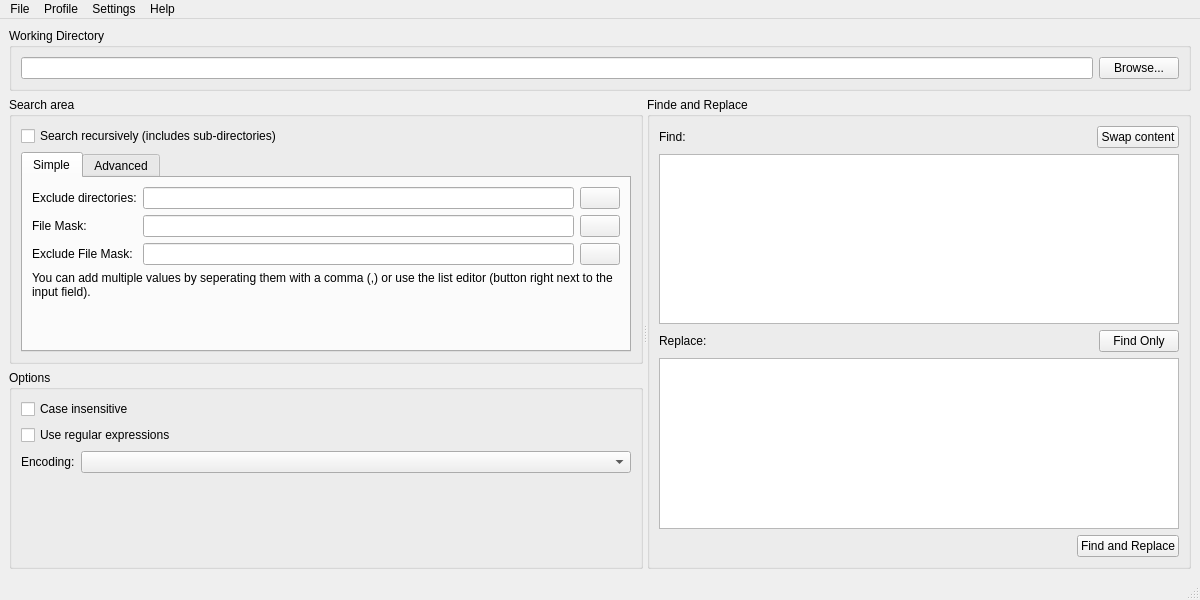
This is MainWindow.ui in ma7t3/SimpleReplace as Qt 5 draws it before an edit. The edited form follows.
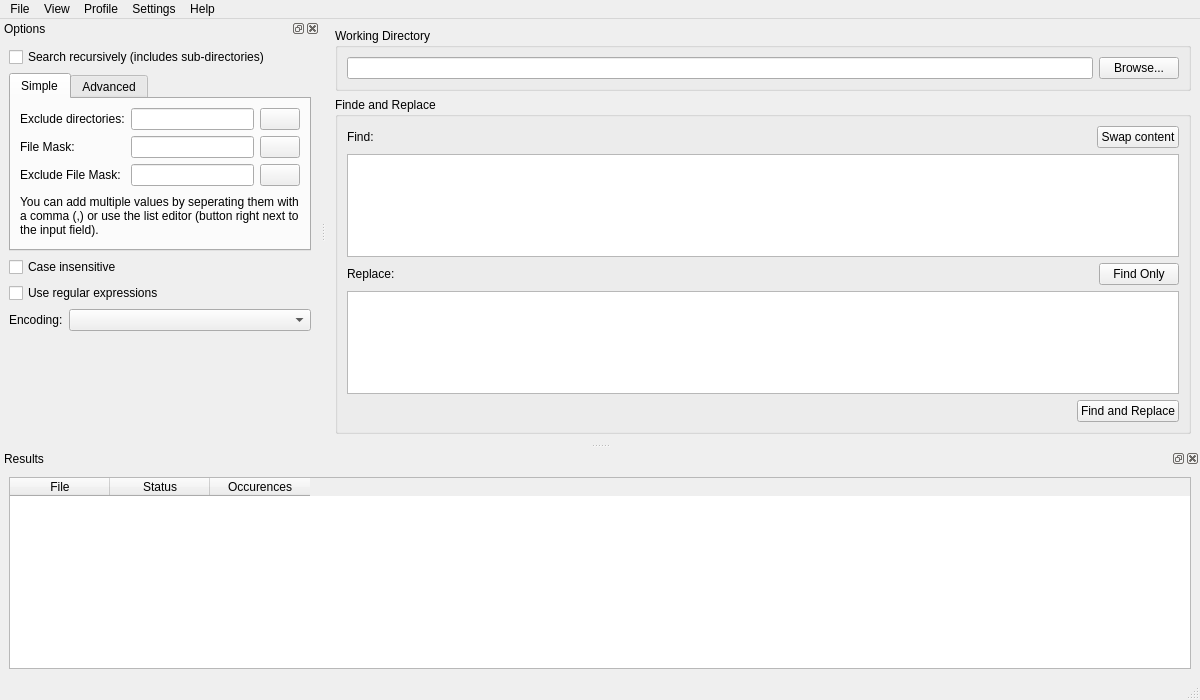
This is the edited form. Icons and pictures are not drawn.

What changed in the file:
```diff
--- a/MainWindow.ui
+++ b/MainWindow.ui
@@ -7,14 +7,14 @@
     <x>0</x>
     <y>0</y>
     <width>1200</width>
-    <height>600</height>
+    <height>700</height>
    </rect>
   </property>
   <property name="windowTitle">
    <string>SimpleReplace</string>
   </property>
   <widget class="QWidget" name="centralwidget">
-   <layout class="QVBoxLayout" name="verticalLayout_7">
+   <layout class="QVBoxLayout" name="verticalLayout_8">
     <item>
      <widget class="QGroupBox" name="gbDirectory">
       <property name="sizePolicy">
@@ -44,242 +44,6 @@
      </widget>
     </item>
     <item>
-     <widget class="QSplitter" name="splitter">
-      <property name="orientation">
-       <enum>Qt::Orientation::Horizontal</enum>
-      </property>
-      <property name="childrenCollapsible">
-       <bool>false</bool>
-      </property>
-      <widget class="QWidget" name="layoutWidget">
-       <layout class="QVBoxLayout" name="verticalLayout_5">
-        <item>
-         <widget class="QGroupBox" name="gbSearchArea">
-          <property name="title">
-           <string>Search area</string>
-          </property>
-          <layout class="QVBoxLayout" name="verticalLayout_3">
-           <item>
-            <widget class="QCheckBox" name="cbSearchRecursively">
-             <property name="text">
-              <string>Search recursively (includes sub-directories)</string>
-             </property>
-            </widget>
-           </item>
-           <item>
-            <widget class="QTabWidget" name="twSeachAreaOptions">
-             <property name="currentIndex">
-              <number>0</number>
-             </property>
-             <widget class="QWidget" name="swSeachAreaOptionsPage1">
-              <attribute name="title">
-               <string>Simple</string>
-              </attribute>
-              <layout class="QVBoxLayout" name="verticalLayout_2">
-               <item>
-                <layout class="QFormLayout" name="formLayout">
-                 <item row="0" column="0">
-                  <widget class="QLabel" name="lExcludeDirectories">
-                   <property name="text">
-                    <string>Exclude directories:</string>
-                   </property>
-                  </widget>
-                 </item>
-                 <item row="0" column="1">
-                  <layout class="QHBoxLayout" name="horizontalLayout_3">
-                   <item>
-                    <widget class="QLineEdit" name="leExcludeDirectories"/>
-                   </item>
-                   <item>
-                    <widget class="QPushButton" name="pbExcludeDirectories">
-                     <property name="text">
-                      <string/>
-                     </property>
-                     <property name="icon">
-                      <iconset theme="QIcon::ThemeIcon::FormatJustifyLeft"/>
-                     </property>
-                    </widget>
-                   </item>
-                  </layout>
-                 </item>
-                 <item row="1" column="0">
-                  <widget class="QLabel" name="lFileMask">
-                   <property name="text">
-                    <string>File Mask:</string>
-                   </property>
-                  </widget>
-                 </item>
-                 <item row="1" column="1">
-                  <layout class="QHBoxLayout" name="horizontalLayout_4">
-                   <item>
-                    <widget class="QLineEdit" name="leFileMask"/>
-                   </item>
-                   <item>
-                    <widget class="QPushButton" name="pbFileMask">
-                     <property name="text">
-                      <string/>
-                     </property>
-                     <property name="icon">
-                      <iconset theme="QIcon::ThemeIcon::FormatJustifyLeft"/>
-                     </property>
-                    </widget>
-                   </item>
-                  </layout>
-                 </item>
-                 <item row="2" column="0">
-                  <widget class="QLabel" name="lExcludeFileMask">
-                   <property name="text">
-                    <string>Exclude File Mask:</string>
-                   </property>
-                  </widget>
-                 </item>
-                 <item row="2" column="1">
-                  <layout class="QHBoxLayout" name="horizontalLayout_5">
-                   <item>
-                    <widget class="QLineEdit" name="leExcludeFileMask"/>
-                   </item>
-                   <item>
-                    <widget class="QPushButton" name="pbExcludeFileMask">
-                     <property name="text">
-                      <string/>
-                     </property>
-                     <property name="icon">
-                      <iconset theme="QIcon::ThemeIcon::FormatJustifyLeft"/>
-                     </property>
-                    </widget>
-                   </item>
-                  </layout>
-                 </item>
-                </layout>
-               </item>
-               <item>
-                <widget class="QLabel" name="lSimpleModeExpl">
-                 <property name="text">
-                  <string>You can add multiple values by seperating them with a comma (,) or use the list editor (button right next to the input field).</string>
-                 </property>
-                 <property name="wordWrap">
-                  <bool>true</bool>
-                 </property>
-                </widget>
-               </item>
-               <item>
-                <spacer name="verticalSpacer_2">
-                 <property name="orientation">
-                  <enum>Qt::Orientation::Vertical</enum>
-                 </property>
-                 <property name="sizeHint" stdset="0">
-                  <size>
-                   <width>20</width>
-                   <height>40</height>
-                  </size>
-                 </property>
-                </spacer>
-               </item>
-              </layout>
-             </widget>
-             <widget class="QWidget" name="swSeachAreaOptionsPage2">
-              <attribute name="title">
-               <string>Advanced</string>
-              </attribute>
-              <layout class="QVBoxLayout" name="verticalLayout">
-               <item>
-                <widget class="QLabel" name="lRegEx1">
-                 <property name="text">
-                  <string>Regular Expression:</string>
-                 </property>
-                </widget>
-               </item>
-               <item>
-                <widget class="QLabel" name="lRegEx2">
-                 <property name="text">
-                  <string>Use a regular expression to define which files should be included. The expression will be applied on every file. Only if it matches, the file will be scanned.</string>
-                 </property>
-                 <property name="wordWrap">
-                  <bool>true</bool>
-                 </property>
-                </widget>
-               </item>
-               <item>
-                <widget class="QLineEdit" name="leRegEx"/>
-               </item>
-               <item>
-                <spacer name="verticalSpacer">
-                 <property name="orientation">
-                  <enum>Qt::Orientation::Vertical</enum>
-                 </property>
-                 <property name="sizeHint" stdset="0">
-                  <size>
-                   <width>20</width>
-                   <height>40</height>
-                  </size>
-                 </property>
-                </spacer>
-               </item>
-              </layout>
-             </widget>
-            </widget>
-           </item>
-          </layout>
-         </widget>
-        </item>
-        <item>
-         <widget class="QGroupBox" name="gbOptions">
-          <property name="title">
-           <string>Options</string>
-          </property>
-          <layout class="QVBoxLayout" name="verticalLayout_4">
-           <item>
-            <widget class="QCheckBox" name="cbOptionCaseInsensitive">
-             <property name="text">
-              <string>Case insensitive</string>
-             </property>
-            </widget>
-           </item>
-           <item>
-            <widget class="QCheckBox" name="cbOptionUseRegEx">
-             <property name="text">
-              <string>Use regular expressions</string>
-             </property>
-            </widget>
-           </item>
-           <item>
-            <layout class="QHBoxLayout" name="horizontalLayout_6">
-             <item>
-              <widget class="QLabel" name="lEncoding">
-               <property name="sizePolicy">
-                <sizepolicy hsizetype="Maximum" vsizetype="Preferred">
-                 <horstretch>0</horstretch>
-                 <verstretch>0</verstretch>
-                </sizepolicy>
-               </property>
-               <property name="text">
-                <string>Encoding:</string>
-               </property>
-              </widget>
-             </item>
-             <item>
-              <widget class="QComboBox" name="cbOptionEncoding"/>
-             </item>
-            </layout>
-           </item>
-           <item>
-            <spacer name="verticalSpacer_3">
-             <property name="orientation">
-              <enum>Qt::Orientation::Vertical</enum>
-             </property>
-             <property name="sizeHint" stdset="0">
-              <size>
-               <width>20</width>
-               <height>40</height>
-              </size>
-             </property>
-            </spacer>
-           </item>
-          </layout>
-         </widget>
-        </item>
-       </layout>
-      </widget>
       <widget class="QGroupBox" name="gbFindeAndReplace">
        <property name="title">
         <string>Finde and Replace</string>
@@ -327,6 +91,11 @@
             <verstretch>0</verstretch>
            </sizepolicy>
           </property>
+         <property name="font">
+          <font>
+           <family>Courier</family>
+          </font>
+         </property>
          </widget>
         </item>
         <item>
@@ -371,6 +140,11 @@
             <verstretch>0</verstretch>
            </sizepolicy>
           </property>
+         <property name="font">
+          <font>
+           <family>Courier</family>
+          </font>
+         </property>
          </widget>
         </item>
         <item>
@@ -402,7 +176,6 @@
         </item>
        </layout>
       </widget>
-     </widget>
     </item>
    </layout>
   </widget>
@@ -456,12 +229,270 @@
     <addaction name="separator"/>
     <addaction name="actionProfileManageProfiles"/>
    </widget>
+   <widget class="QMenu" name="menuView">
+    <property name="title">
+     <string>View</string>
+    </property>
+   </widget>
    <addaction name="menuFile"/>
+   <addaction name="menuView"/>
    <addaction name="menuProfile"/>
    <addaction name="menuSettings"/>
    <addaction name="menuHelp"/>
   </widget>
   <widget class="QStatusBar" name="statusbar"/>
+  <widget class="QDockWidget" name="dwResults">
+   <property name="windowTitle">
+    <string>Results</string>
+   </property>
+   <attribute name="dockWidgetArea">
+    <number>8</number>
+   </attribute>
+   <widget class="QWidget" name="dockWidgetContents">
+    <layout class="QVBoxLayout" name="verticalLayout_7">
+     <item>
+      <widget class="QTableWidget" name="twResults">
+       <property name="editTriggers">
+        <set>QAbstractItemView::EditTrigger::NoEditTriggers</set>
+       </property>
+       <attribute name="verticalHeaderVisible">
+        <bool>false</bool>
+       </attribute>
+       <column>
+        <property name="text">
+         <string>File</string>
+        </property>
+       </column>
+       <column>
+        <property name="text">
+         <string>Status</string>
+        </property>
+       </column>
+       <column>
+        <property name="text">
+         <string>Occurences</string>
+        </property>
+       </column>
+      </widget>
+     </item>
+    </layout>
+   </widget>
+  </widget>
+  <widget class="QDockWidget" name="dwOptions">
+   <property name="windowTitle">
+    <string>Options</string>
+   </property>
+   <attribute name="dockWidgetArea">
+    <number>1</number>
+   </attribute>
+   <widget class="QWidget" name="dockWidgetContents_2">
+    <layout class="QVBoxLayout" name="verticalLayout_5">
+     <item>
+      <widget class="QCheckBox" name="cbSearchRecursively">
+       <property name="text">
+        <string>Search recursively (includes sub-directories)</string>
+       </property>
+      </widget>
+     </item>
+     <item>
+      <widget class="QTabWidget" name="twSeachAreaOptions">
+       <property name="sizePolicy">
+        <sizepolicy hsizetype="Expanding" vsizetype="Minimum">
+         <horstretch>0</horstretch>
+         <verstretch>0</verstretch>
+        </sizepolicy>
+       </property>
+       <property name="currentIndex">
+        <number>0</number>
+       </property>
+       <widget class="QWidget" name="swSeachAreaOptionsPage1">
+        <attribute name="title">
+         <string>Simple</string>
+        </attribute>
+        <layout class="QVBoxLayout" name="verticalLayout_2">
+         <item>
+          <layout class="QFormLayout" name="formLayout">
+           <item row="0" column="0">
+            <widget class="QLabel" name="lExcludeDirectories">
+             <property name="text">
+              <string>Exclude directories:</string>
+             </property>
+            </widget>
+           </item>
+           <item row="0" column="1">
+            <layout class="QHBoxLayout" name="horizontalLayout_3">
+             <item>
+              <widget class="QLineEdit" name="leExcludeDirectories"/>
+             </item>
+             <item>
+              <widget class="QPushButton" name="pbExcludeDirectories">
+               <property name="text">
+                <string/>
+               </property>
+               <property name="icon">
+                <iconset theme="QIcon::ThemeIcon::FormatJustifyLeft"/>
+               </property>
+              </widget>
+             </item>
+            </layout>
+           </item>
+           <item row="1" column="0">
+            <widget class="QLabel" name="lFileMask">
+             <property name="text">
+              <string>File Mask:</string>
+             </property>
+            </widget>
+           </item>
+           <item row="1" column="1">
+            <layout class="QHBoxLayout" name="horizontalLayout_4">
+             <item>
+              <widget class="QLineEdit" name="leFileMask"/>
+             </item>
+             <item>
+              <widget class="QPushButton" name="pbFileMask">
+               <property name="text">
+                <string/>
+               </property>
+               <property name="icon">
+                <iconset theme="QIcon::ThemeIcon::FormatJustifyLeft"/>
+               </property>
+              </widget>
+             </item>
+            </layout>
+           </item>
+           <item row="2" column="0">
+            <widget class="QLabel" name="lExcludeFileMask">
+             <property name="text">
+              <string>Exclude File Mask:</string>
+             </property>
+            </widget>
+           </item>
+           <item row="2" column="1">
+            <layout class="QHBoxLayout" name="horizontalLayout_5">
+             <item>
+              <widget class="QLineEdit" name="leExcludeFileMask"/>
+             </item>
+             <item>
+              <widget class="QPushButton" name="pbExcludeFileMask">
+               <property name="text">
+                <string/>
+               </property>
+               <property name="icon">
+                <iconset theme="QIcon::ThemeIcon::FormatJustifyLeft"/>
+               </property>
+              </widget>
+             </item>
+            </layout>
+           </item>
+          </layout>
+         </item>
+         <item>
+          <widget class="QLabel" name="lSimpleModeExpl">
+           <property name="text">
+            <string>You can add multiple values by seperating them with a comma (,) or use the list editor (button right next to the input field).</string>
+           </property>
+           <property name="wordWrap">
+            <bool>true</bool>
+           </property>
+          </widget>
+         </item>
+        </layout>
+       </widget>
+       <widget class="QWidget" name="swSeachAreaOptionsPage2">
+        <attribute name="title">
+         <string>Advanced</string>
+        </attribute>
+        <layout class="QVBoxLayout" name="verticalLayout">
+         <item>
+          <widget class="QLabel" name="lRegEx1">
+           <property name="text">
+            <string>Regular Expression:</string>
+           </property>
+          </widget>
+         </item>
+         <item>
+          <widget class="QLabel" name="lRegEx2">
+           <property name="text">
+            <string>Use a regular expression to define which files should be included. The expression will be applied on every file. Only if it matches, the file will be scanned.</string>
+           </property>
+           <property name="wordWrap">
+            <bool>true</bool>
+           </property>
+          </widget>
+         </item>
+         <item>
+          <widget class="QLineEdit" name="leRegEx"/>
+         </item>
+         <item>
+          <spacer name="verticalSpacer">
+           <property name="orientation">
+            <enum>Qt::Orientation::Vertical</enum>
+           </property>
+           <property name="sizeHint" stdset="0">
+            <size>
+             <width>20</width>
+             <height>40</height>
+            </size>
+           </property>
+          </spacer>
+         </item>
+        </layout>
+       </widget>
+      </widget>
+     </item>
+     <item>
+      <widget class="QCheckBox" name="cbOptionCaseInsensitive">
+       <property name="text">
+        <string>Case insensitive</string>
+       </property>
+      </widget>
+     </item>
+     <item>
+      <widget class="QCheckBox" name="cbOptionUseRegEx">
+       <property name="text">
+        <string>Use regular expressions</string>
+       </property>
+      </widget>
+     </item>
+     <item>
+      <layout class="QHBoxLayout" name="horizontalLayout_6">
+       <item>
+        <widget class="QLabel" name="lEncoding">
+         <property name="sizePolicy">
+          <sizepolicy hsizetype="Maximum" vsizetype="Preferred">
+           <horstretch>0</horstretch>
+           <verstretch>0</verstretch>
+          </sizepolicy>
+         </property>
+         <property name="text">
+          <string>Encoding:</string>
+         </property>
+        </widget>
+       </item>
+       <item>
+        <widget class="QComboBox" name="cbOptionEncoding"/>
+       </item>
+      </layout>
+     </item>
+     <item>
+      <spacer name="verticalSpacer_3">
+       <property name="orientation">
+        <enum>Qt::Orientation::Vertical</enum>
+       </property>
+       <property name="sizeType">
+        <enum>QSizePolicy::Policy::Expanding</enum>
+       </property>
+       <property name="sizeHint" stdset="0">
+        <size>
+         <width>20</width>
+         <height>40</height>
+        </size>
+       </property>
+      </spacer>
+     </item>
+    </layout>
+   </widget>
+  </widget>
   <action name="actionHelpDocumentation">
    <property name="icon">
     <iconset theme="QIcon::ThemeIcon::HelpFaq"/>
```
Left out of the diff: 10 changed lines with no effect on the pictures. Lines whose indentation alone changed are shown as unchanged.
